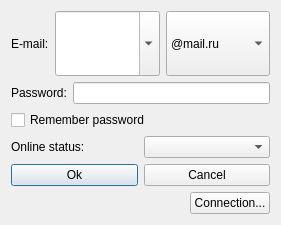
Old version of the form src/logindialog.ui in the repository Maximuzzzzz/myagent-im.
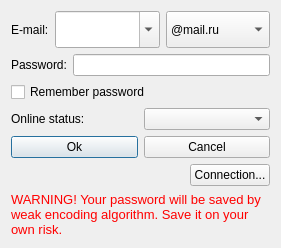
New version of the form. Icons and pictures are not drawn.

Commit message: - Fixed microblog datetime - Added attention label in login dialog - Intellectual splitting messages (merge every one minute or every hour - optionally) - File transferring tests

What changed in the file:
```diff
--- a/src/logindialog.ui
+++ b/src/logindialog.ui
@@ -10,7 +10,7 @@
     <x>0</x>
     <y>0</y>
     <width>281</width>
-    <height>225</height>
+    <height>248</height>
    </rect>
   </property>
   <property name="sizePolicy">
@@ -190,6 +190,20 @@
      </item>
     </layout>
    </item>
+   <item>
+    <widget class="QLabel" name="passwordHint">
+     <property name="text">
+      <string>&lt;!DOCTYPE HTML PUBLIC &quot;-//W3C//DTD HTML 4.0//EN&quot; &quot;http://www.w3.org/TR/REC-html40/strict.dtd&quot;&gt;
+&lt;html&gt;&lt;head&gt;&lt;meta name=&quot;qrichtext&quot; content=&quot;1&quot; /&gt;&lt;style type=&quot;text/css&quot;&gt;
+p, li { white-space: pre-wrap; }
+&lt;/style&gt;&lt;/head&gt;&lt;body style=&quot; font-family:'Sans'; font-size:10pt; font-weight:400; font-style:normal;&quot;&gt;
+&lt;p style=&quot; margin-top:0px; margin-bottom:0px; margin-left:0px; margin-right:0px; -qt-block-indent:0; text-indent:0px;&quot;&gt;&lt;span style=&quot; color:#ff0000;&quot;&gt;WARNING! Your password will be saved by weak encoding algorithm. Save it on your own risk.&lt;/span&gt;&lt;/p&gt;&lt;/body&gt;&lt;/html&gt;</string>
+     </property>
+     <property name="wordWrap">
+      <bool>true</bool>
+     </property>
+    </widget>
+   </item>
   </layout>
  </widget>
  <tabstops>
```
Left out of the diff: 8 changed lines with no effect on the pictures. The commit also changes 21 other files.
